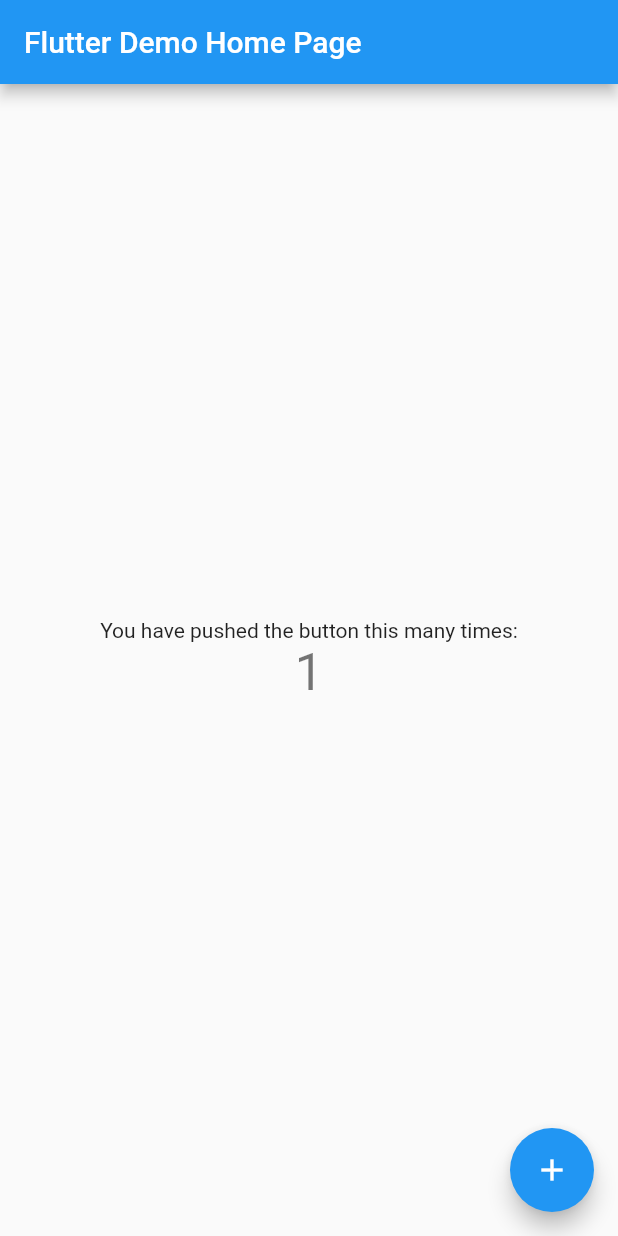
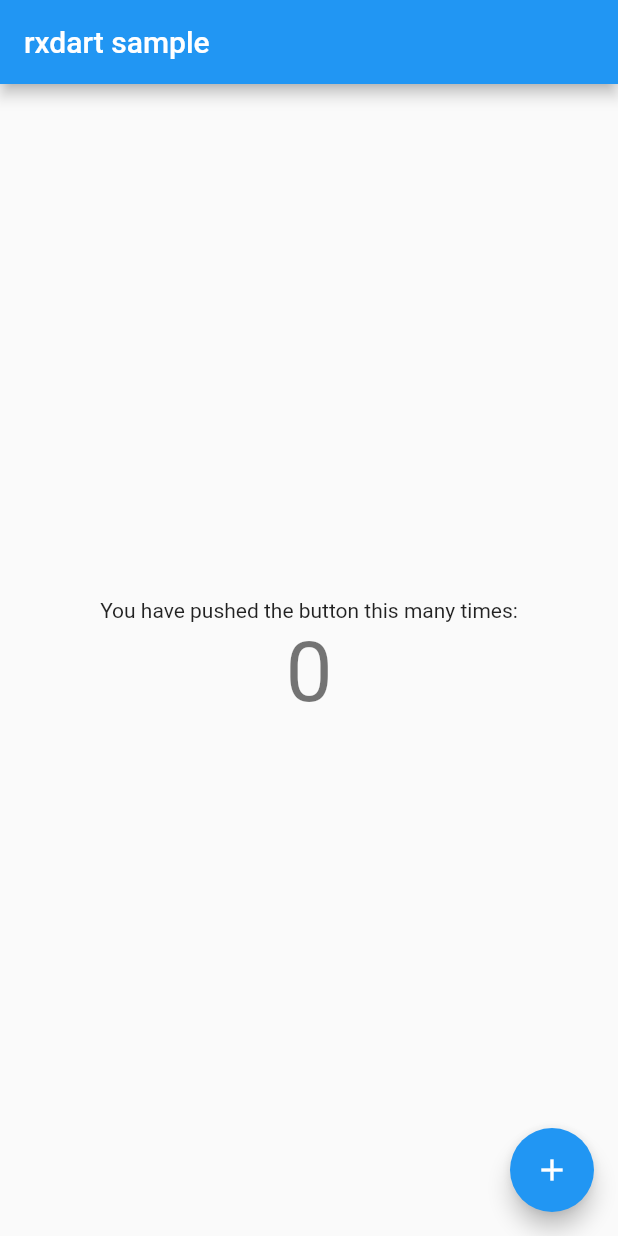
Before and after one commit to ikoba0911/todo_app_flutter, a Flutter app: the screen it shows after launch, after a tap on the "add" icon, on a phone screen of 412 x 824 dp. Run offline on Flutter 3.47's test engine with Material 2 defaults, Android fonts, the phone set to English and light mode, and no system bars.

Commit message:
add rxdart and stream verification code

```diff
--- /dev/null
+++ b/lib/home_page/home_page.dart
@@ -0,0 +1,85 @@
+
+import 'dart:async';
+import 'package:flutter/material.dart';
+
+class HomePage extends StatefulWidget {
+
+  // Initialize state containing view.
+  @override
+  _HomePageState createState() => _HomePageState();
+}
+
+class _HomePageState extends State<HomePage> {
+  int _counter = 0;
+  late StreamController _streamController;
+  late Stream _stream;
+
+  @override
+  void initState() {
+    _streamController = StreamController();
+    _stream= _streamController.stream;
+  }
+
+  void _incrementCounter() {
+    _streamController.sink.add(_counter++);
+  }
+
+  @override
+  void dispose() {}
+
+  @override
+  Widget build(BuildContext context) {
+    return Scaffold(
+      appBar: AppBar(
+        title: const Text("rxdart sample"),
+      ),
+      body: Center(
+        child: Column(
+          mainAxisAlignment: MainAxisAlignment.center,
+          children: <Widget>[
+            const Text(
+              'You have pushed the button this many times:',
+            ),
+            StreamBuilder(
+                stream: _stream,
+                builder: (BuildContext context, AsyncSnapshot snapshot){
+
+                  return  Text(
+                    snapshot.data != null ? snapshot.data.toString() : "0",
+                    style: Theme.of(context).textTheme.displayMedium,
+                  );
+                }
+            )
+          ],
+        ),
+      ),
+      floatingActionButton: FloatingActionButton(
+        onPressed: _incrementCounter,
+        tooltip: 'Increment',
+        child: const Icon(Icons.add),
+      ), // This trailing comma makes auto-formatting nicer for build methods.
+    );
+  }
+}
+
+// class CounterBloc {
+//   final _actionController = StreamController<void>();
+//   Sink<void> get increment => _actionController.sink;
+//
+//   final _countController = StreamController<int>();
+//   Stream<int> get count => _countController.stream;
+//
+//   int _count = 0;
+//
+//   CounterBloc() {
+//     _actionController.stream.listen((_) {
+//       _count++;
+//       _countController.sink.add(_count);
+//     });
+//   }
+//
+//   void dispose() {
+//     _actionController.close();
+//     _countController.close();
+//   }
+// }
--- a/lib/main.dart
+++ b/lib/main.dart
@@ -1,68 +1,6 @@
 import 'package:flutter/material.dart';
+import 'home_page/home_page.dart';
 
 void main() {
-  runApp(const MyApp());
+  runApp(MaterialApp(home: HomePage(),));
 }
-
-class MyApp extends StatelessWidget {
-  const MyApp({Key? key}) : super(key: key);
-
-  // This widget is the root of your application.
-  @override
-  Widget build(BuildContext context) {
-    return MaterialApp(
-      title: 'Flutter Demo',
-      theme: ThemeData(
-        primarySwatch: Colors.blue,
-      ),
-      home: const MyHomePage(title: 'Flutter Demo Home Page'),
-    );
-  }
-}
-
-class MyHomePage extends StatefulWidget {
-  const MyHomePage({Key? key, required this.title}) : super(key: key);
-
-  final String title;
-
-  @override
-  State<MyHomePage> createState() => _MyHomePageState();
-}
-
-class _MyHomePageState extends State<MyHomePage> {
-  int _counter = 0;
-
-  void _incrementCounter() {
-    setState(() {
-      _counter++;
-    });
-  }
-
-  @override
-  Widget build(BuildContext context) {
-    return Scaffold(
-      appBar: AppBar(
-        title: Text(widget.title),
-      ),
-      body: Center(
-        child: Column(
-          mainAxisAlignment: MainAxisAlignment.center,
-          children: <Widget>[
-            const Text(
-              'You have pushed the button this many times:',
-            ),
-            Text(
-              '$_counter',
-              style: Theme.of(context).textTheme.headline4,
-            ),
-          ],
-        ),
-      ),
-      floatingActionButton: FloatingActionButton(
-        onPressed: _incrementCounter,
-        tooltip: 'Increment',
-        child: const Icon(Icons.add),
-      ), // This trailing comma makes auto-formatting nicer for build methods.
-    );
-  }
-}
--- a/pubspec.yaml
+++ b/pubspec.yaml
@@ -34,6 +34,7 @@ dependencies:
   # The following adds the Cupertino Icons font to your application.
   # Use with the CupertinoIcons class for iOS style icons.
   cupertino_icons: ^1.0.2
+  rxdart: ^0.27.4
 
 dev_dependencies:
   flutter_test:
```
Also changed, not shown: lib/home_page/home_model.dart (added), pubspec.lock.
